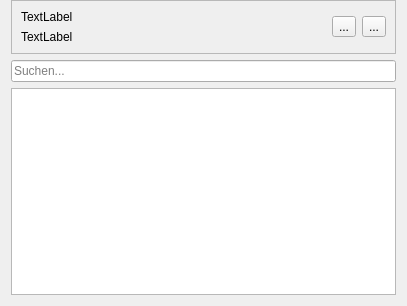
First picture: the form in src/SAGisXPlanung/ui/attribute_edit.ui, repository nti-de/SAGisXPlanung, before the edit.
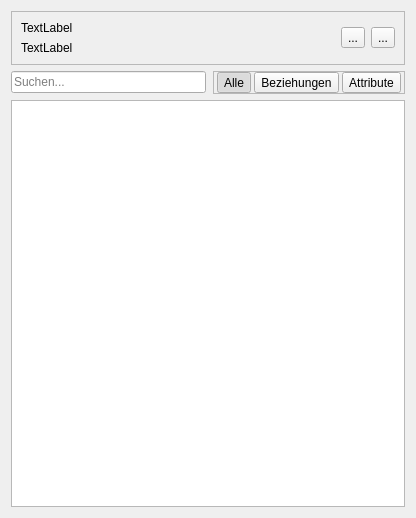
Second picture: the form after the edit.

Commit message: new attribute filters

Diff of the .ui file:
```diff
--- a/src/SAGisXPlanung/ui/attribute_edit.ui
+++ b/src/SAGisXPlanung/ui/attribute_edit.ui
@@ -6,17 +6,14 @@
    <rect>
     <x>0</x>
     <y>0</y>
-    <width>407</width>
-    <height>306</height>
+    <width>416</width>
+    <height>518</height>
    </rect>
   </property>
   <property name="windowTitle">
    <string>Form</string>
   </property>
-  <layout class="QVBoxLayout" name="verticalLayout_3">
-   <property name="topMargin">
-    <number>0</number>
-   </property>
+  <layout class="QVBoxLayout" name="verticalLayout_2">
    <item>
     <widget class="QFrame" name="frame">
      <property name="frameShape">
@@ -62,14 +59,123 @@
     </widget>
    </item>
    <item>
-    <widget class="QLineEdit" name="editSearch">
-     <property name="placeholderText">
-      <string>Suchen...</string>
+    <layout class="QHBoxLayout" name="horizontalLayout_2">
+     <property name="spacing">
+      <number>7</number>
      </property>
-     <property name="clearButtonEnabled">
-      <bool>true</bool>
-     </property>
-    </widget>
+     <item>
+      <widget class="QLineEdit" name="search_edit">
+       <property name="sizePolicy">
+        <sizepolicy hsizetype="Expanding" vsizetype="Fixed">
+         <horstretch>0</horstretch>
+         <verstretch>0</verstretch>
+        </sizepolicy>
+       </property>
+       <property name="placeholderText">
+        <string>Suchen...</string>
+       </property>
+       <property name="clearButtonEnabled">
+        <bool>true</bool>
+       </property>
+      </widget>
+     </item>
+     <item>
+      <widget class="QFrame" name="filter_frame">
+       <property name="frameShape">
+        <enum>QFrame::StyledPanel</enum>
+       </property>
+       <property name="frameShadow">
+        <enum>QFrame::Raised</enum>
+       </property>
+       <layout class="QHBoxLayout" name="horizontalLayout">
+        <property name="spacing">
+         <number>3</number>
+        </property>
+        <property name="leftMargin">
+         <number>3</number>
+        </property>
+        <property name="topMargin">
+         <number>0</number>
+        </property>
+        <property name="rightMargin">
+         <number>3</number>
+        </property>
+        <property name="bottomMargin">
+         <number>0</number>
+        </property>
+        <item>
+         <widget class="QToolButton" name="filter_all">
+          <property name="sizePolicy">
+           <sizepolicy hsizetype="Minimum" vsizetype="Fixed">
+            <horstretch>0</horstretch>
+            <verstretch>0</verstretch>
+           </sizepolicy>
+          </property>
+          <property name="text">
+           <string>Alle</string>
+          </property>
+          <property name="checkable">
+           <bool>true</bool>
+          </property>
+          <property name="checked">
+           <bool>true</bool>
+          </property>
+          <property name="toolButtonStyle">
+           <enum>Qt::ToolButtonTextOnly</enum>
+          </property>
+          <attribute name="buttonGroup">
+           <string notr="true">filter_button_group</string>
+          </attribute>
+         </widget>
+        </item>
+        <item>
+         <widget class="QToolButton" name="filter_relation">
+          <property name="sizePolicy">
+           <sizepolicy hsizetype="Minimum" vsizetype="Fixed">
+            <horstretch>0</horstretch>
+            <verstretch>0</verstretch>
+           </sizepolicy>
+          </property>
+          <property name="text">
+           <string>Beziehungen</string>
+          </property>
+          <property name="checkable">
+           <bool>true</bool>
+          </property>
+          <property name="toolButtonStyle">
+           <enum>Qt::ToolButtonTextBesideIcon</enum>
+          </property>
+          <attribute name="buttonGroup">
+           <string notr="true">filter_button_group</string>
+          </attribute>
+         </widget>
+        </item>
+        <item>
+         <widget class="QToolButton" name="filter_attribute">
+          <property name="sizePolicy">
+           <sizepolicy hsizetype="Minimum" vsizetype="Fixed">
+            <horstretch>0</horstretch>
+            <verstretch>0</verstretch>
+           </sizepolicy>
+          </property>
+          <property name="text">
+           <string>Attribute</string>
+          </property>
+          <property name="checkable">
+           <bool>true</bool>
+          </property>
+          <property name="toolButtonStyle">
+           <enum>Qt::ToolButtonTextBesideIcon</enum>
+          </property>
+          <attribute name="buttonGroup">
+           <string notr="true">filter_button_group</string>
+          </attribute>
+         </widget>
+        </item>
+       </layout>
+      </widget>
+     </item>
+    </layout>
    </item>
    <item>
     <widget class="QTreeView" name="treeView">
```
Left out of the diff: 3 changed lines with no effect on the pictures. The commit also changes 1 other file.
